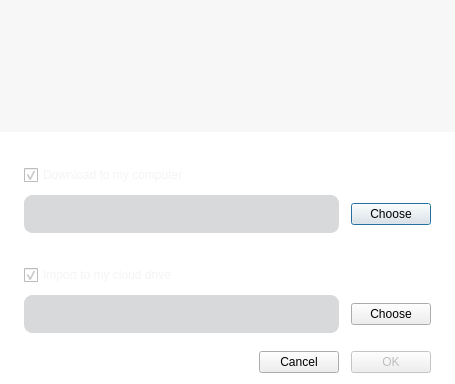
meganz/MEGAsync, file src/MEGASync/gui/ui/ImportMegaLinksDialog.ui: the form before one commit.
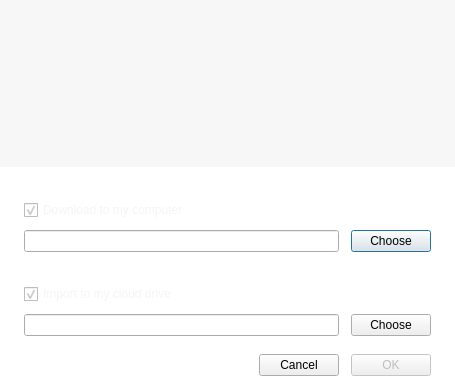
The form after the commit.

The edit to the form file:
```diff
--- a/src/MEGASync/gui/ui/ImportMegaLinksDialog.ui
+++ b/src/MEGASync/gui/ui/ImportMegaLinksDialog.ui
@@ -26,7 +26,8 @@
    <string>Open links</string>
   </property>
   <property name="styleSheet">
-   <string notr="true">#ImportMegaLinksDialog {
+   <string notr="true">#ImportMegaLinksDialog 
+{
 background-color: #FFFFFF; /*colorToken.page-background*/
 }
 
@@ -52,19 +53,6 @@
 background: transparent;
 }
 
-#eLocalFolder, #eMegaFolder
-{
-background-color: #D8D9DB;/*colorToken.page-background*/
-border: 1px solid #D8D9DB; /*colorToken.border-strong*/
-border-radius: 8px;
-height: 36px;
-font-size: 14px;
-color: #616366; /*colorToken.text-placeholder*/
-padding-right: 10px;
-padding-left: 10px;
-border-style: solid;
-}
-
 #cDownload, #cImport
 {
 color: #F3F4F4; /*colorToken.text-primary*/
@@ -91,7 +79,7 @@
     <number>0</number>
    </property>
    <property name="bottomMargin">
-    <number>10</number>
+    <number>7</number>
    </property>
    <item>
     <widget class="QListWidget" name="linkList">
```
Left out of the diff: 12 changed lines with no effect on the pictures.
